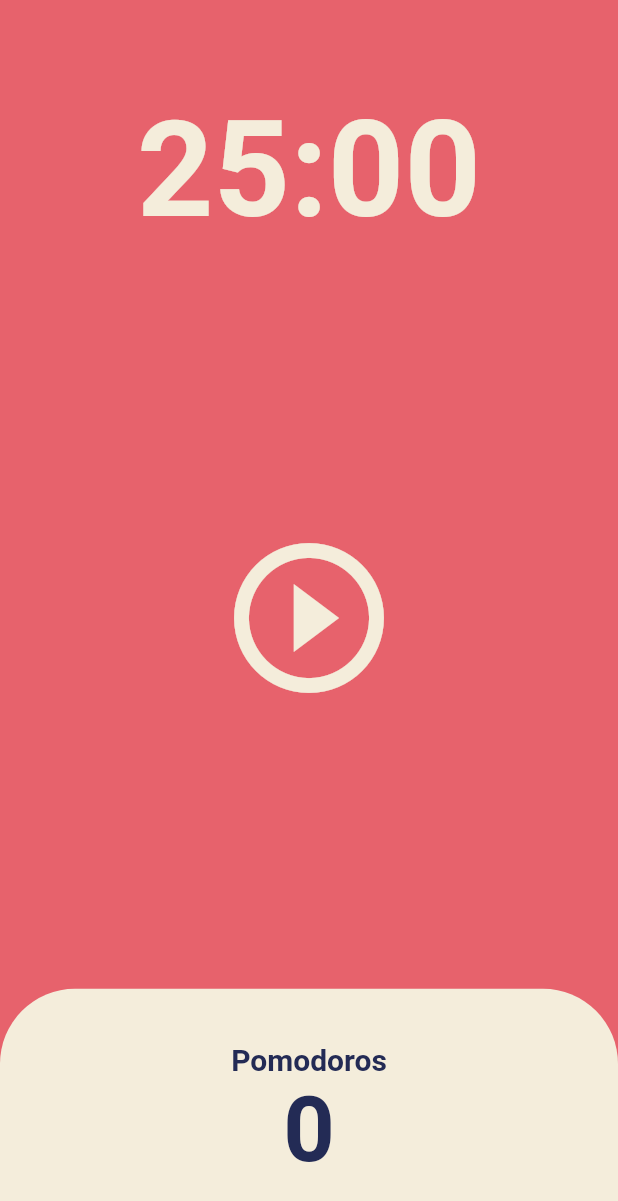
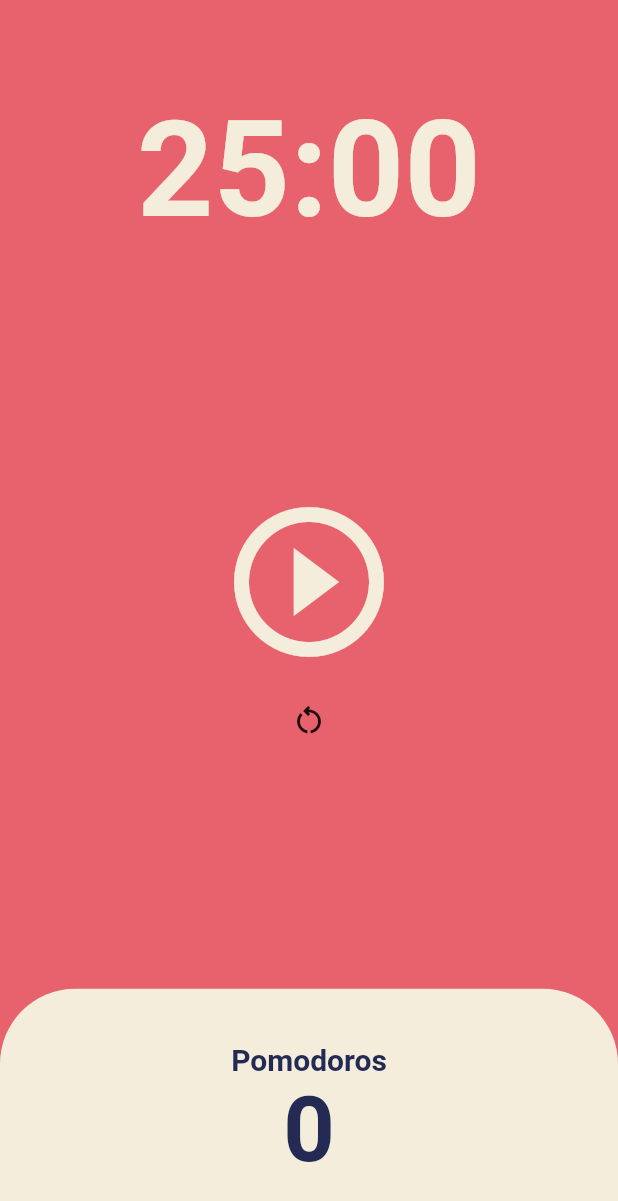
Before and after one commit to mrkim3/flutterPomodoro, a Flutter app: the screen it shows after launch, on a phone screen of 412 x 824 dp. Shown: the top 1201 px of the screen. Run offline on Flutter 3.47's test engine with Material 2 defaults, Android fonts, the phone set to English and light mode, and no system bars.

Commit message:
리셋 버튼 추가

```diff
--- a/lib/screens/home_screen.dart
+++ b/lib/screens/home_screen.dart
@@ -53,6 +53,15 @@ class _HomeScreenState extends State<HomeScreen> {
     return duration.toString().split(".").first.substring(2, 7);
   }
 
+  void resetBtn() {
+    timer.cancel();
+    setState(() {
+      isRunning = false;
+      totalPomodoros = totalPomodoros;
+      totalSeconds = twentyFiveMinutes;
+    });
+  }
+
   @override
   Widget build(BuildContext context) {
     return Scaffold(
@@ -75,13 +84,27 @@ class _HomeScreenState extends State<HomeScreen> {
           Flexible(
             flex: 3,
             child: Center(
+              child: Column(
+                mainAxisAlignment: MainAxisAlignment.center,
+                children: [
+                  Center(
                     child: IconButton(
                       iconSize: 120,
                       color: Theme.of(context).cardColor,
                       onPressed: isRunning ? onPausePressed : onStartPressed,
                       icon: Icon(isRunning
                           ? Icons.pause_circle_outline
-                      : Icons.play_circle_outline)),
+                          : Icons.play_circle_outline),
+                    ),
+                  ),
+                  Center(
+                    child: IconButton(
+                      onPressed: resetBtn,
+                      icon: const Icon(Icons.restart_alt_outlined),
+                    ),
+                  ),
+                ],
+              ),
             ),
           ),
           Flexible(
```
Also changed, not shown: 1 other file. Lines whose indentation alone changed are shown as unchanged.
